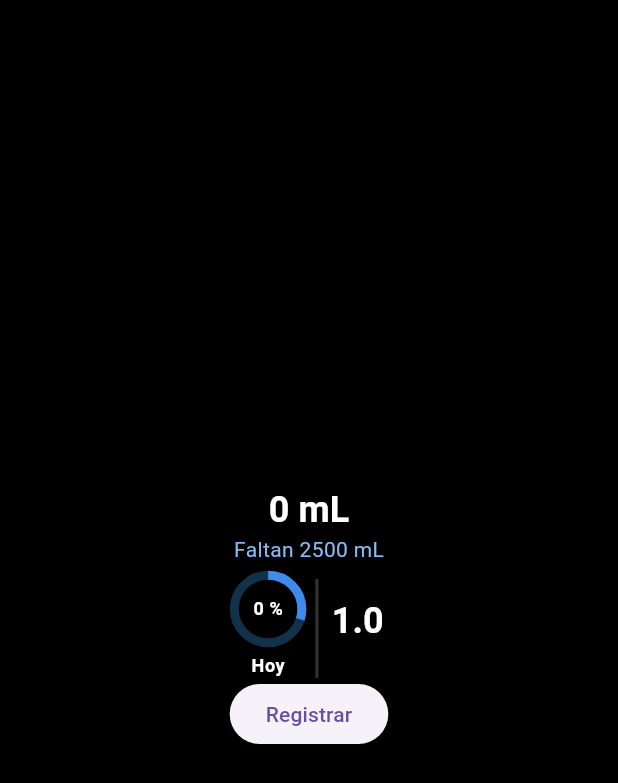
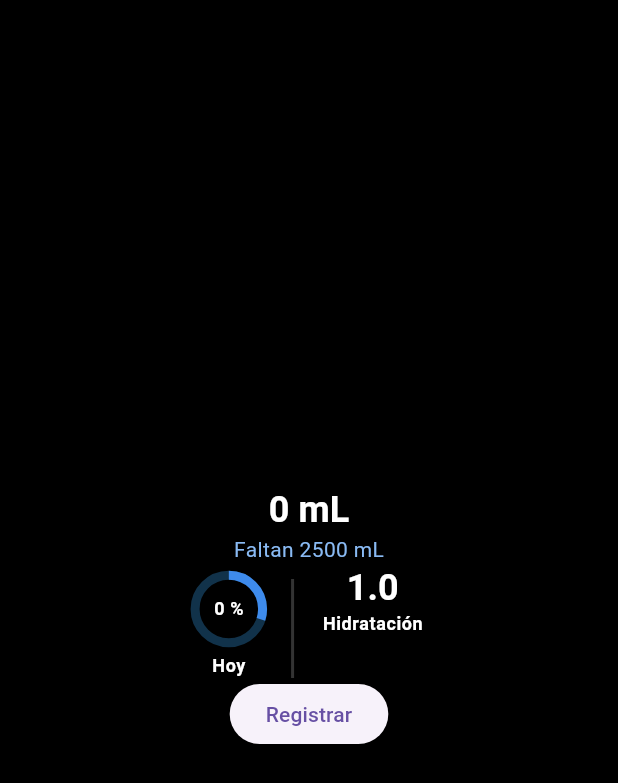
Before and after one commit to JesusUriel24/flutter, a Flutter app: the screen it shows after launch, on a phone screen of 412 x 824 dp. Shown: the top 783 px of the screen. Run offline on Flutter 3.47's test engine with Material 2 defaults, Android fonts, the phone set to English and light mode, and no system bars.

Commit message:
flutter comiit 3

```diff
--- a/lib/screens/start_screen.dart
+++ b/lib/screens/start_screen.dart
@@ -49,7 +49,13 @@ class  _StartScreenState extends State <StartScreen> {
           mainAxisAlignment: MainAxisAlignment.center,
           children: [
             _percentage(),
+            const SizedBox(
+              width: 10,
+            ),
             _smallDividier(),
+            const SizedBox(
+              width: 10,
+            ),
             _hydration(),
           ],
         ),
@@ -102,6 +108,18 @@ Widget _smallDividier(){
 }
 
 Widget _hydration(){
+  return Column(
+    children: [
+      _intervalBar(),
+      Text(
+        'Hidratación',
+        style: Theme.of(context).textTheme.bodySmall,
+      ),
+    ],
+  );
+}
+
+Widget _intervalBar(){
   return Text(
               '1.0',
               style: Theme.of(context).textTheme.headlineSmall,
```
Also changed, not shown: lib/assets/interval_progress_bar.dart (added, +15 -0 lines).
